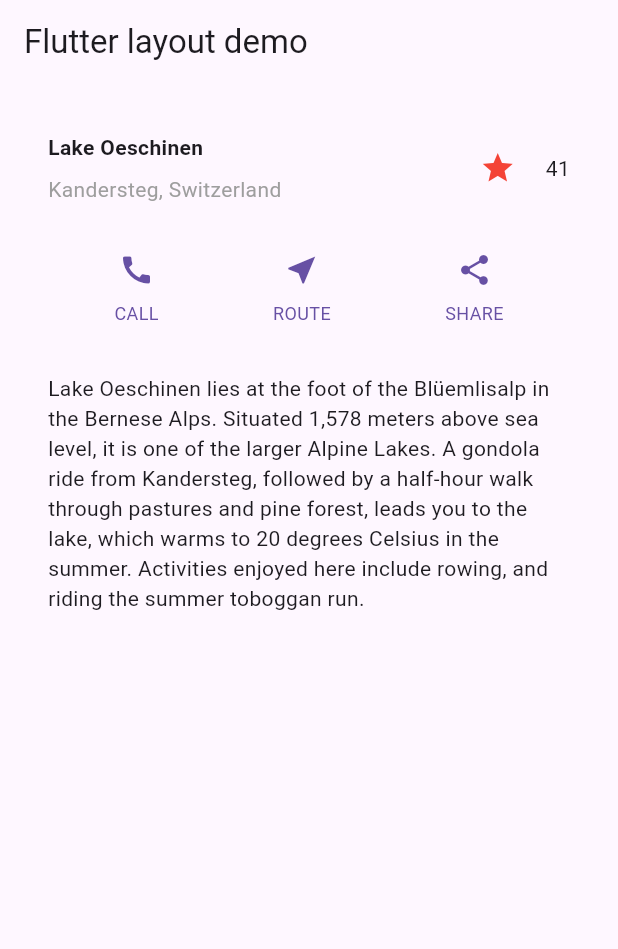
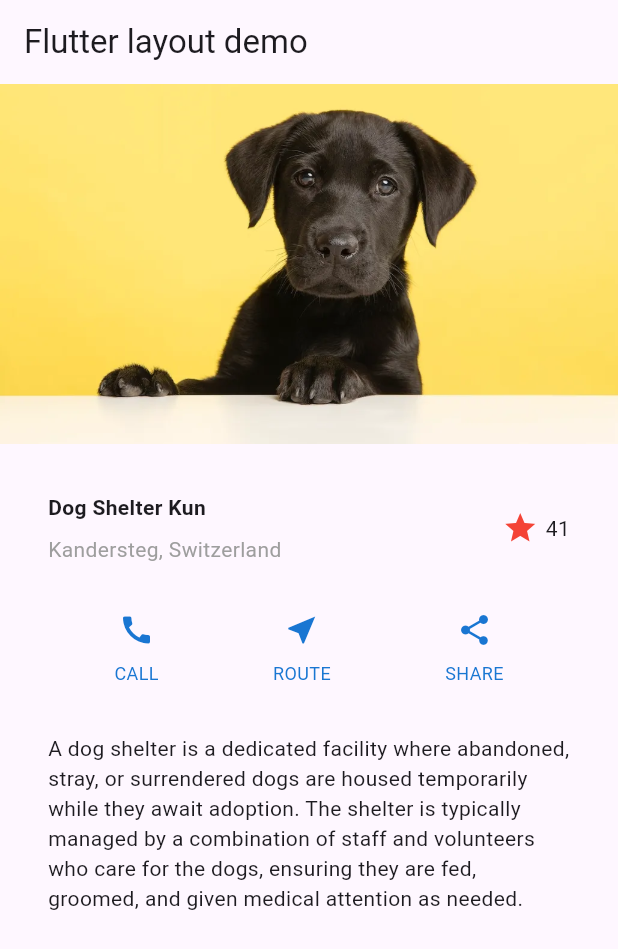
Before and after one commit to flutter-development-rboriba/layout_quick_tests, a Flutter app: the screen it shows after launch, on a phone screen of 412 x 824 dp. Shown: the top 949 px of the screen. Run offline on Flutter 3.47's test engine with Material 3 defaults, Android fonts, the phone set to English and light mode, and no system bars.

Commit message:
Add ImageSection widget

```diff
--- a/lib/main.dart
+++ b/lib/main.dart
@@ -21,20 +21,15 @@ class MyApp extends StatelessWidget {
         body: const SingleChildScrollView(
           child: Column(
             children: [
+              ImageSection(image: 'image_server/dogs-improve.jpg'),
               TitleSection(
-                name: 'Lake Oeschinen',
+                name: 'Dog Shelter Kun',
                 location: 'Kandersteg, Switzerland',
               ),
               ButtonSection(),
               TextSection(
                 description:
-                    'Lake Oeschinen lies at the foot of the Blüemlisalp in the '
-                    'Bernese Alps. Situated 1,578 meters above sea level, it '
-                    'is one of the larger Alpine Lakes. A gondola ride from '
-                    'Kandersteg, followed by a half-hour walk through pastures '
-                    'and pine forest, leads you to the lake, which warms to 20 '
-                    'degrees Celsius in the summer. Activities enjoyed here '
-                    'include rowing, and riding the summer toboggan run.',
+                    'A dog shelter is a dedicated facility where abandoned, stray, or surrendered dogs are housed temporarily while they await adoption. The shelter is typically managed by a combination of staff and volunteers who care for the dogs, ensuring they are fed, groomed, and given medical attention as needed.',
               ),
             ],
           ),
@@ -88,7 +83,7 @@ class TitleSection extends StatelessWidget {
             Icons.star,
             color: Colors.red[500],
           ),
-          SizedBox(width: 20),
+          SizedBox(width: 5),
           const Text('41'),
         ],
       ),
@@ -105,7 +100,7 @@ class ButtonSection extends StatelessWidget {
 
   @override
   Widget build(BuildContext context) {
-    final Color color = Theme.of(context).primaryColor;
+    final Color color = Theme.of(context).primaryColorDark;
 
 // #enddocregion button-start
     return SizedBox(
@@ -192,3 +187,19 @@ class TextSection extends StatelessWidget {
   }
 }
 // #enddocregion text-section
+
+class ImageSection extends StatelessWidget {
+  const ImageSection({super.key, required this.image});
+
+  final String image;
+
+  @override
+  Widget build(BuildContext context) {
+    return Image.asset(
+      image,
+      width: 600,
+      height: 240,
+      fit: BoxFit.cover,
+    );
+  }
+}
--- a/pubspec.yaml
+++ b/pubspec.yaml
@@ -59,6 +59,8 @@ flutter:
   # To add assets to your application, add an assets section, like this:
   assets:
     - image_server/dogs-improve.jpg
+    - image_server/essay-final.jpg
+    - image_server/maltese-portrait.jpg
     - image_server/lake.jpg
 
   # An image asset can refer to one or more resolution-specific "variants", see
```
